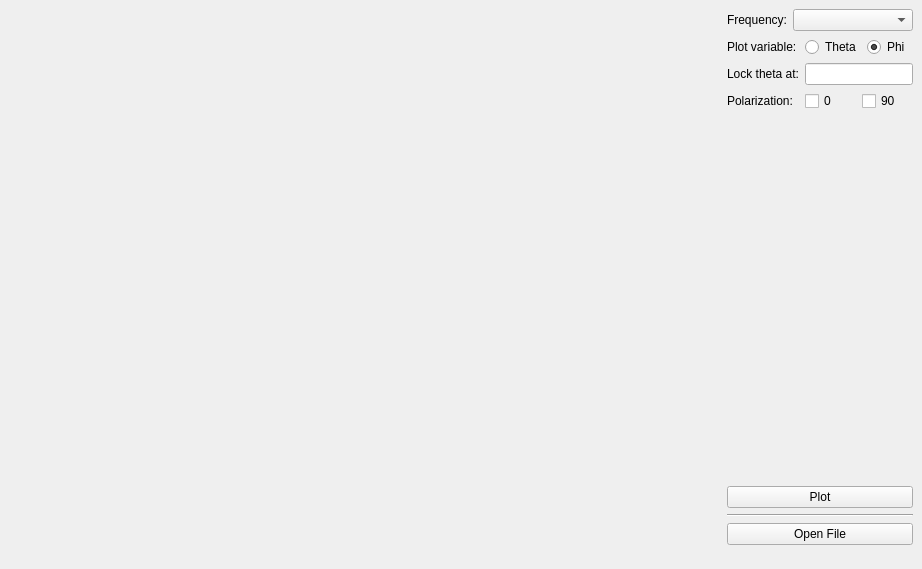
Before: the Qt Designer form mainwindow.ui in nahuiHoellmann/antenna-directivity-plotter, drawn with Qt 5.
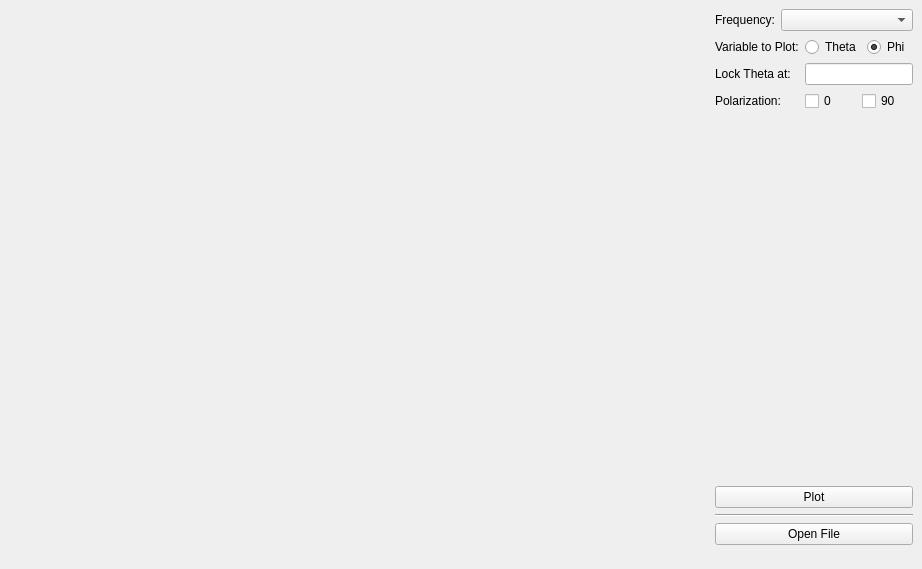
After: the same form once the commit is applied.

Commit message: Fix bug where plotting Theta lead to KeyError

What changed in the file:
```diff
--- a/mainwindow.ui
+++ b/mainwindow.ui
@@ -88,7 +88,7 @@
             <item row="1" column="0" colspan="2">
              <widget class="QLabel" name="label_var">
               <property name="text">
-               <string>Plot variable:</string>
+               <string>Variable to Plot:</string>
               </property>
              </widget>
             </item>
@@ -115,8 +115,14 @@
             </item>
             <item row="2" column="0" colspan="2">
              <widget class="QLabel" name="label_lock">
+              <property name="sizePolicy">
+               <sizepolicy hsizetype="Expanding" vsizetype="Preferred">
+                <horstretch>0</horstretch>
+                <verstretch>0</verstretch>
+               </sizepolicy>
+              </property>
               <property name="text">
-               <string>Lock theta at:</string>
+               <string>Lock Theta at:</string>
               </property>
              </widget>
             </item>
```
The commit also changes 1 other file.
